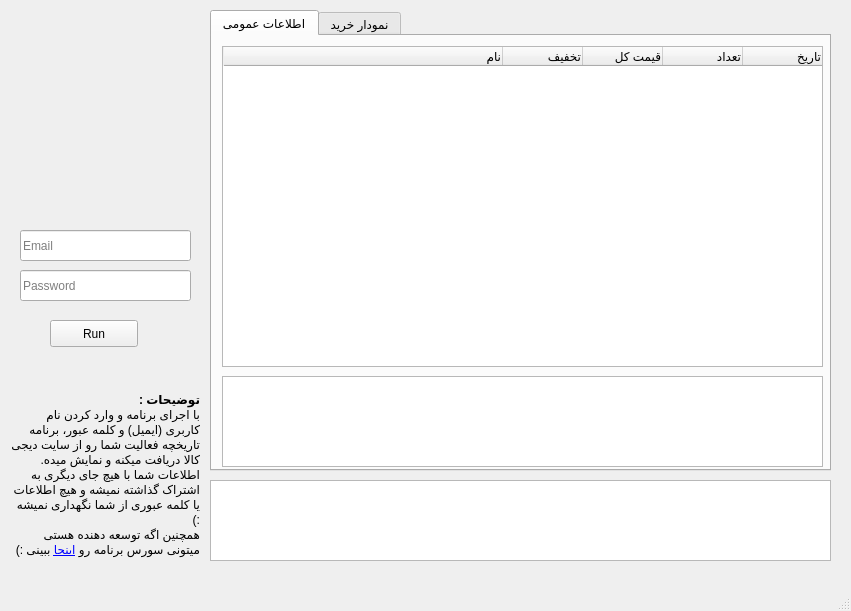
jadijadi/digikala_history, file digikala_history.ui: the form before one commit.
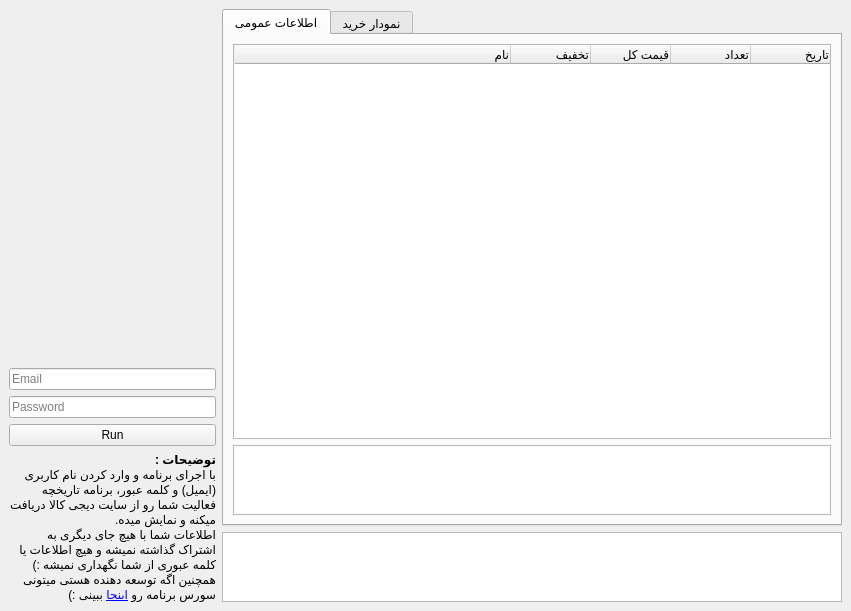
The form after the commit. Custom widgets are drawn as their Qt base class.

Commit message: add darktheme to application load ui codes from .ui file and generate theme with use of loadUi function in PyQt5.uic make PlotWidget in plotter file that inheritance from pyqtgraph.GraphicsWindow promoted plot widget in .ui from PlotWidget class

Patch:
```diff
--- a/digikala_history.ui
+++ b/digikala_history.ui
@@ -14,15 +14,73 @@
    <string>MainWindow</string>
   </property>
   <widget class="QWidget" name="centralwidget">
+   <layout class="QHBoxLayout" name="horizontalLayout" stretch="1,3">
+    <item>
+     <layout class="QVBoxLayout" name="verticalLayout">
+      <item>
+       <layout class="QHBoxLayout" name="horizontalLayout_2">
+        <item>
+         <spacer name="horizontalSpacer">
+          <property name="orientation">
+           <enum>Qt::Horizontal</enum>
+          </property>
+          <property name="sizeHint" stdset="0">
+           <size>
+            <width>40</width>
+            <height>20</height>
+           </size>
+          </property>
+         </spacer>
+        </item>
+        <item>
+         <widget class="QLabel" name="logo">
+          <property name="maximumSize">
+           <size>
+            <width>100</width>
+            <height>100</height>
+           </size>
+          </property>
+          <property name="text">
+           <string/>
+          </property>
+          <property name="scaledContents">
+           <bool>true</bool>
+          </property>
+          <property name="alignment">
+           <set>Qt::AlignCenter</set>
+          </property>
+         </widget>
+        </item>
+        <item>
+         <spacer name="horizontalSpacer_2">
+          <property name="orientation">
+           <enum>Qt::Horizontal</enum>
+          </property>
+          <property name="sizeHint" stdset="0">
+           <size>
+            <width>40</width>
+            <height>20</height>
+           </size>
+          </property>
+         </spacer>
+        </item>
+       </layout>
+      </item>
+      <item>
+       <spacer name="verticalSpacer">
+        <property name="orientation">
+         <enum>Qt::Vertical</enum>
+        </property>
+        <property name="sizeHint" stdset="0">
+         <size>
+          <width>20</width>
+          <height>40</height>
+         </size>
+        </property>
+       </spacer>
+      </item>
+      <item>
    <widget class="QLineEdit" name="username">
-    <property name="geometry">
-     <rect>
-      <x>20</x>
-      <y>230</y>
-      <width>171</width>
-      <height>31</height>
-     </rect>
-    </property>
     <property name="text">
      <string/>
     </property>
@@ -30,15 +88,9 @@
      <string>Email</string>
     </property>
    </widget>
+      </item>
+      <item>
    <widget class="QLineEdit" name="password">
-    <property name="geometry">
-     <rect>
-      <x>20</x>
-      <y>270</y>
-      <width>171</width>
-      <height>31</height>
-     </rect>
-    </property>
     <property name="echoMode">
      <enum>QLineEdit::Password</enum>
     </property>
@@ -46,28 +98,36 @@
      <string>Password</string>
     </property>
    </widget>
+      </item>
+      <item>
    <widget class="QPushButton" name="run">
-    <property name="geometry">
-     <rect>
-      <x>50</x>
-      <y>320</y>
-      <width>88</width>
-      <height>27</height>
-     </rect>
-    </property>
     <property name="text">
      <string>Run</string>
     </property>
    </widget>
+      </item>
+      <item>
+       <widget class="QLabel" name="descriptionbox">
+        <property name="text">
+         <string>&lt;b&gt;توضیحات :&lt;/b&gt;&lt;br&gt;با اجرای برنامه و وارد کردن نام کاربری (ایمیل) و کلمه عبور، برنامه تاریخچه فعالیت شما رو از سایت دیجی کالا دریافت میکنه و نمایش میده.&lt;br&gt;اطلاعات شما با هیچ جای دیگری به اشتراک گذاشته نمیشه و هیچ اطلاعات یا کلمه عبوری از شما نگهداری نمیشه :)&lt;br&gt;همچنین اگه توسعه دهنده هستی میتونی سورس برنامه رو &lt;a href='https://github.com/jadijadi/digikala_history' &gt;اینجا&lt;/a&gt; ببینی :)</string>
+        </property>
+        <property name="textFormat">
+         <enum>Qt::RichText</enum>
+        </property>
+        <property name="wordWrap">
+         <bool>true</bool>
+        </property>
+        <property name="openExternalLinks">
+         <bool>true</bool>
+        </property>
+       </widget>
+      </item>
+     </layout>
+    </item>
+    <item>
+     <layout class="QVBoxLayout" name="verticalLayout_2" stretch="10,1">
+      <item>
    <widget class="QTabWidget" name="tabWidget">
-    <property name="geometry">
-     <rect>
-      <x>210</x>
-      <y>10</y>
-      <width>621</width>
-      <height>461</height>
-     </rect>
-    </property>
     <property name="currentIndex">
      <number>0</number>
     </property>
@@ -75,15 +135,11 @@
      <attribute name="title">
       <string>اطلاعات عمومی</string>
      </attribute>
+         <layout class="QGridLayout" name="gridLayout">
+          <item row="0" column="0">
+           <layout class="QVBoxLayout" name="verticalLayout_3" stretch="10,1">
+            <item>
      <widget class="QTableWidget" name="output_general">
-      <property name="geometry">
-       <rect>
-        <x>10</x>
-        <y>10</y>
-        <width>601</width>
-        <height>321</height>
-       </rect>
-      </property>
       <property name="layoutDirection">
        <enum>Qt::RightToLeft</enum>
       </property>
@@ -164,86 +220,54 @@
        </property>
       </column>
      </widget>
+            </item>
+            <item>
      <widget class="QListWidget" name="output_result">
-      <property name="geometry">
-       <rect>
-        <x>10</x>
-        <y>340</y>
-        <width>601</width>
-        <height>91</height>
-       </rect>
-      </property>
       <property name="layoutDirection">
        <enum>Qt::RightToLeft</enum>
       </property>
      </widget>
+            </item>
+           </layout>
+          </item>
+         </layout>
     </widget>
     <widget class="QWidget" name="tab_2">
      <attribute name="title">
       <string>نمودار خرید</string>
      </attribute>
-    </widget>
-   </widget>
-   <widget class="QTextBrowser" name="log">
-    <property name="geometry">
-     <rect>
-      <x>210</x>
-      <y>480</y>
-      <width>621</width>
-      <height>81</height>
-     </rect>
-    </property>
-   </widget>
-   <widget class="QLabel" name="logo">
-    <property name="geometry">
-     <rect>
-      <x>20</x>
-      <y>30</y>
-      <width>171</width>
-      <height>171</height>
-     </rect>
-    </property>
-    <property name="text">
-     <string/>
-    </property>
-   </widget>
-
-  <widget class="QLabel" name="descriptionbox">
-   <property name="geometry">
-    <rect>
-     <x>10</x>
-     <y>350</y>
-     <width>190</width>
-     <height>250</height>
-    </rect>
-   </property>
-   <property name="text">
-    <string>&lt;b&gt;توضیحات :&lt;/b&gt;&lt;br&gt;با اجرای برنامه و وارد کردن نام کاربری (ایمیل) و کلمه عبور، برنامه تاریخچه فعالیت شما رو از سایت دیجی کالا دریافت میکنه و نمایش میده.&lt;br&gt;اطلاعات شما با هیچ جای دیگری به اشتراک گذاشته نمیشه و هیچ اطلاعات یا کلمه عبوری از شما نگهداری نمیشه :)&lt;br&gt;همچنین اگه توسعه دهنده هستی میتونی سورس برنامه رو &lt;a href='https://github.com/jadijadi/digikala_history' &gt;اینجا&lt;/a&gt; ببینی :)</string>
-   </property>
-   <property name="textFormat">
-    <enum>Qt::RichText</enum>
-   </property>
-   <property name="wordWrap">
-    <bool>true</bool>
-   </property>
-   <property name="openExternalLinks">
-    <bool>true</bool>
-   </property>
-  </widget>
-
-  </widget>
-  <widget class="QMenuBar" name="menubar">
-   <property name="geometry">
-    <rect>
-     <x>0</x>
-     <y>0</y>
-     <width>851</width>
-     <height>21</height>
-    </rect>
-   </property>
-  </widget>
-  <widget class="QStatusBar" name="statusbar"/>
- </widget>
+         <layout class="QVBoxLayout" name="verticalLayout_6">
+          <item>
+           <layout class="QVBoxLayout" name="verticalLayout_5">
+            <item>
+             <layout class="QVBoxLayout" name="verticalLayout_4">
+              <item>
+               <widget class="PlotWidget" name="plot" native="true"/>
+              </item>
+             </layout>
+            </item>
+           </layout>
+          </item>
+         </layout>
+        </widget>
+       </widget>
+      </item>
+      <item>
+       <widget class="QTextBrowser" name="log"/>
+      </item>
+     </layout>
+    </item>
+   </layout>
+  </widget>
+ </widget>
+ <customwidgets>
+  <customwidget>
+   <class>PlotWidget</class>
+   <extends>QWidget</extends>
+   <header>plotter.h</header>
+   <container>1</container>
+  </customwidget>
+ </customwidgets>
  <resources/>
  <connections>
   <connection>
```
Left out of the diff: 21 changed lines with no effect on the pictures. Lines whose indentation alone changed are shown as unchanged. The commit also changes 3 other files.
